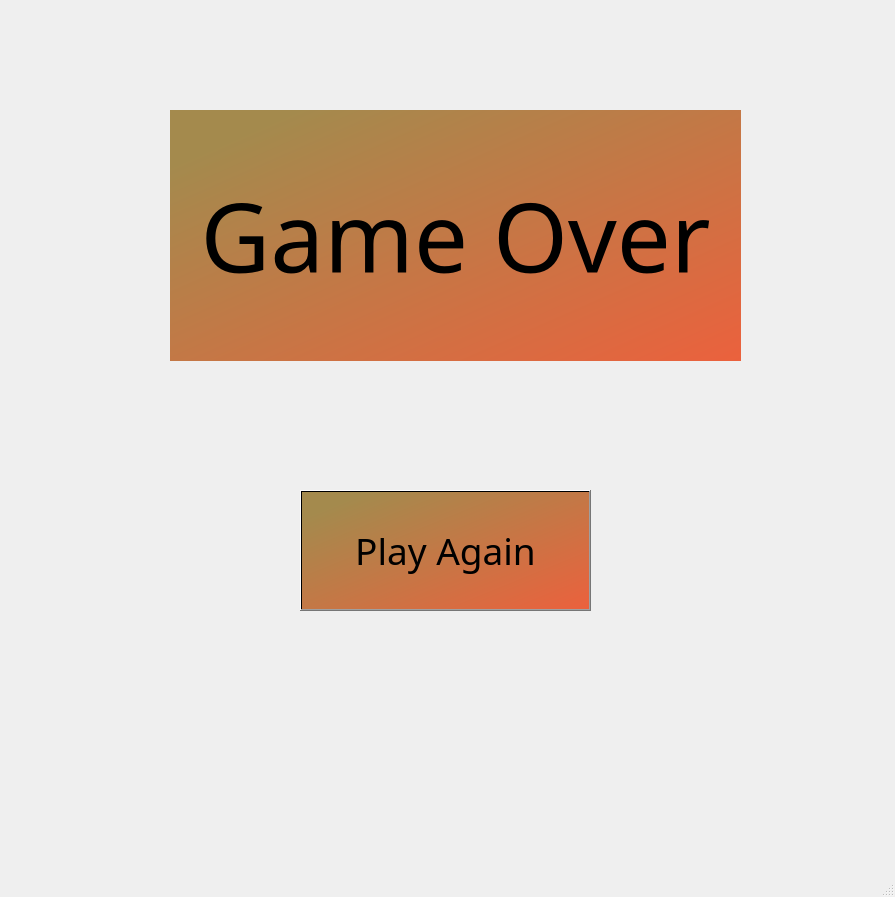
ParisaMollahoseini/FlappyBird, file gameover.ui: the form before one commit.
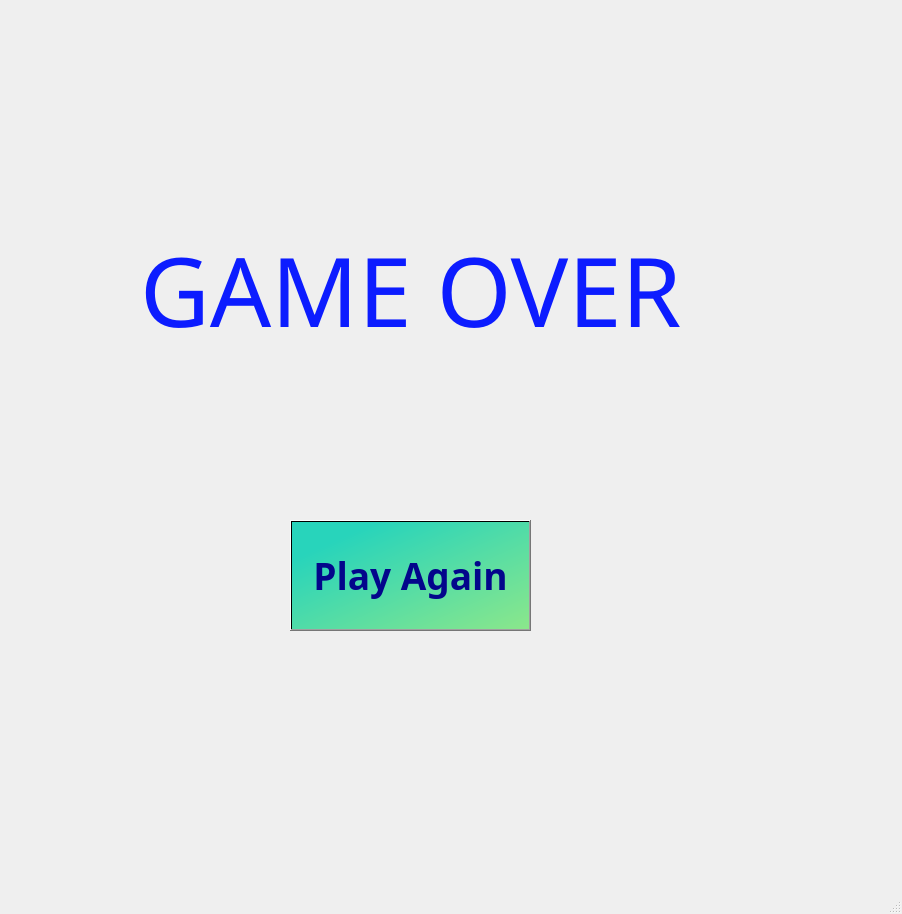
The form after the commit. Icons and pictures are not drawn.

Commit message: gameover class

```diff
--- a/gameover.ui
+++ b/gameover.ui
@@ -6,8 +6,8 @@
    <rect>
     <x>0</x>
     <y>0</y>
-    <width>895</width>
-    <height>897</height>
+    <width>902</width>
+    <height>914</height>
    </rect>
   </property>
   <property name="windowTitle">
@@ -20,32 +20,40 @@
    <widget class="QPushButton" name="Again">
     <property name="geometry">
      <rect>
-      <x>300</x>
-      <y>490</y>
-      <width>291</width>
-      <height>121</height>
+      <x>290</x>
+      <y>520</y>
+      <width>241</width>
+      <height>111</height>
      </rect>
     </property>
     <property name="font">
      <font>
       <family>Agency FB</family>
       <pointsize>28</pointsize>
+      <weight>75</weight>
+      <bold>true</bold>
      </font>
     </property>
     <property name="styleSheet">
-     <string notr="true">background-color: qlineargradient(spread:pad, x1:0.109, y1:0.114, x2:1, y2:1, stop:0 rgba(164, 138, 77, 255), stop:1 rgba(235, 97, 61, 255));</string>
+     <string notr="true">background-color: rgb(12, 166, 200);
+color: rgb(3, 6, 139);
+background-image: url();
+background-color: qlineargradient(spread:pad, x1:0.179, y1:0.176818, x2:1, y2:1, stop:0 rgba(40, 212, 187, 255), stop:1 rgba(139, 231, 139, 255));</string>
     </property>
     <property name="text">
      <string>Play Again</string>
     </property>
    </widget>
    <widget class="QLabel" name="label">
+    <property name="enabled">
+     <bool>true</bool>
+    </property>
     <property name="geometry">
      <rect>
-      <x>170</x>
-      <y>110</y>
-      <width>571</width>
-      <height>251</height>
+      <x>140</x>
+      <y>150</y>
+      <width>541</width>
+      <height>281</height>
      </rect>
     </property>
     <property name="font">
@@ -55,14 +63,39 @@
      </font>
     </property>
     <property name="styleSheet">
-     <string notr="true">background-color: qlineargradient(spread:pad, x1:0.109, y1:0.114, x2:1, y2:1, stop:0 rgba(164, 138, 77, 255), stop:1 rgba(235, 97, 61, 255));</string>
+     <string notr="true">color: rgb(12, 28, 255);
+background-image: url();</string>
+    </property>
+    <property name="frameShape">
+     <enum>QFrame::Box</enum>
+    </property>
+    <property name="frameShadow">
+     <enum>QFrame::Plain</enum>
+    </property>
+    <property name="lineWidth">
+     <number>-15</number>
+    </property>
+    <property name="midLineWidth">
+     <number>-6</number>
     </property>
     <property name="text">
-     <string>Game Over</string>
+     <string>GAME OVER</string>
+    </property>
+    <property name="textFormat">
+     <enum>Qt::RichText</enum>
     </property>
     <property name="alignment">
      <set>Qt::AlignCenter</set>
     </property>
+    <property name="wordWrap">
+     <bool>false</bool>
+    </property>
+    <property name="margin">
+     <number>2</number>
+    </property>
+    <property name="indent">
+     <number>1</number>
+    </property>
    </widget>
   </widget>
   <widget class="QMenuBar" name="menubar">
```
Left out of the diff: 20 changed lines with no effect on the pictures. The commit also changes 11 other files.
